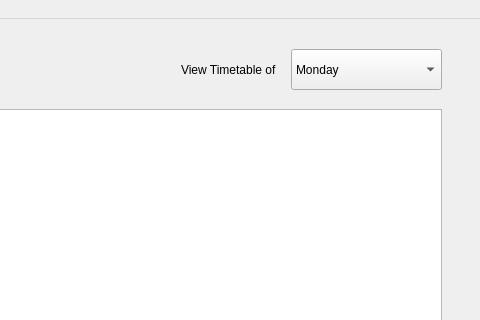
Before: the Qt Designer form timetable.ui in sarfarazunarr/school-management-software, drawn with Qt 5; both pictures show x 869 to 1349 and y 0 to 320 of the 1349 by 641 pixel window.
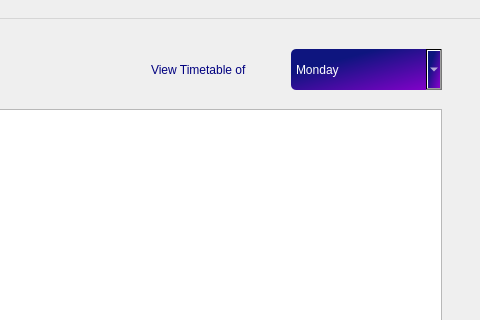
After: the same form once the commit is applied.

```diff
--- a/timetable.ui
+++ b/timetable.ui
@@ -65,12 +65,16 @@
    <widget class="QLabel" name="label_2">
     <property name="geometry">
      <rect>
-      <x>1050</x>
+      <x>1020</x>
       <y>35</y>
-      <width>101</width>
+      <width>131</width>
       <height>31</height>
      </rect>
     </property>
+    <property name="styleSheet">
+     <string notr="true">font: 700 12pt &quot;Bahnschrift&quot;;
+color: rgb(0, 0, 127);</string>
+    </property>
     <property name="text">
      <string>View Timetable of</string>
     </property>
@@ -84,6 +88,12 @@
       <height>41</height>
      </rect>
     </property>
+    <property name="styleSheet">
+     <string notr="true">background-color: qlineargradient(spread:pad, x1:0.291, y1:0.289773, x2:1, y2:1, stop:0 rgba(14, 21, 127, 255), stop:1 rgba(138, 0, 207, 255));
+color: rgb(255, 255, 255);
+border-radius: 5px;
+font: 700 12pt &quot;Bahnschrift&quot;;</string>
+    </property>
     <item>
      <property name="text">
       <string>Monday</string>
```
Left out of the diff: 7 changed lines with no effect on the pictures.
